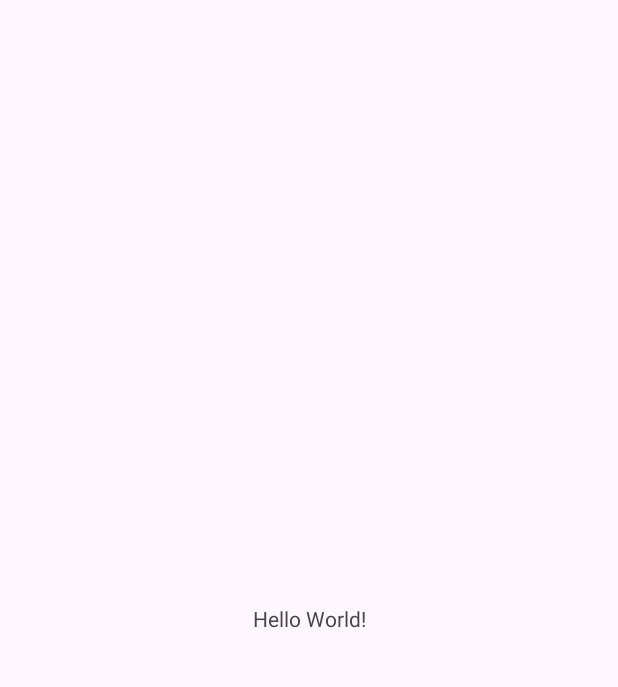
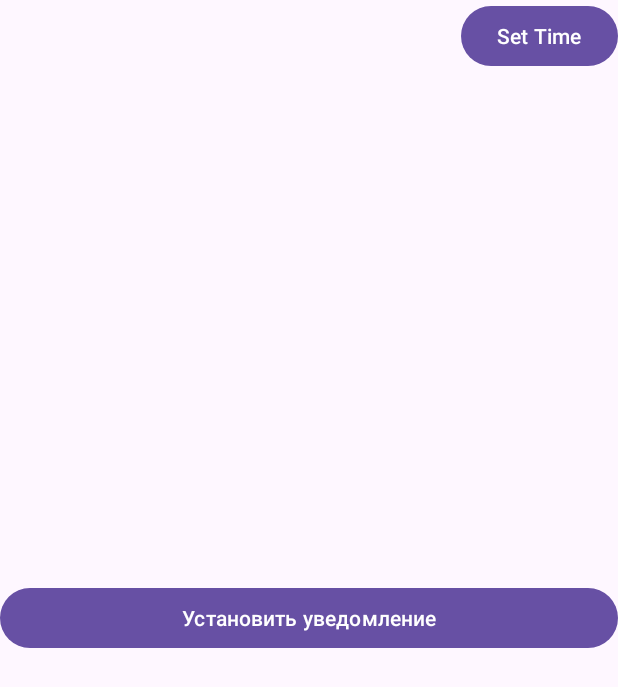
Before and after one commit to Rimpect/RPM_lab6, an Android app: the screen it shows after launch (MainActivity), on a phone screen of 412 x 824 dp. Before the commit the part shown is almost empty. Shown: the top 687 px of the screen. Run offline under Robolectric (Android 15) with nearby library versions, the phone set to English and light mode, and no system bars.

```diff
--- a/app/src/main/java/com/example/laba6/MainActivity.java
+++ b/app/src/main/java/com/example/laba6/MainActivity.java
@@ -1,14 +1,93 @@
 package com.example.laba6;
 
+import android.app.NotificationChannel;
+import android.app.NotificationManager;
+import android.os.Build;
+import android.os.Bundle;
+import android.os.Handler;
+import android.view.View;
+import android.widget.Button;
 import androidx.appcompat.app.AppCompatActivity;
-
-import android.os.Bundle;
+import androidx.core.app.NotificationCompat;
 
 public class MainActivity extends AppCompatActivity {
+
+    private static final String CHANNEL_ID = "default_channel";
+    private static final int NOTIFICATION_DELAY_MS = 5000; // Задержка в 5 секунд
+
+    private Button button;
+    private Handler handler;
 
     @Override
     protected void onCreate(Bundle savedInstanceState) {
         super.onCreate(savedInstanceState);
         setContentView(R.layout.activity_main);
+
+        button = findViewById(R.id.setNotificationButton);
+        button.setOnClickListener(new View.OnClickListener() {
+            @Override
+            public void onClick(View v) {
+                // Проверяем, есть ли разрешение на отображение уведомлений
+                if (Build.VERSION.SDK_INT >= Build.VERSION_CODES.TIRAMISU) {
+                    // Для Android 13 и выше
+                    if (getSystemService(NotificationManager.class).areNotificationsEnabled()) {
+                        scheduleNotification();
+                    } else {
+                        // Обработка случая, когда уведомления отключены
+                    }
+                } else {
+                    // Для старых версий Android
+                    scheduleNotification();
+                }
+            }
+        });
+
+        // Создаем канал уведомлений
+        createNotificationChannel();
+
+        // Инициализируем Handler
+        handler = new Handler();
+    }
+
+    private void createNotificationChannel() {
+        // Создаем канал для уведомлений
+        if (Build.VERSION.SDK_INT >= Build.VERSION_CODES.O) {
+            CharSequence name = getString(R.string.channel_name);
+            String description = getString(R.string.channel_description);
+            int importance = NotificationManager.IMPORTANCE_DEFAULT;
+            NotificationChannel channel = new NotificationChannel(CHANNEL_ID, name, importance);
+            channel.setDescription(description);
+            // Регистрируем канал в системе
+            NotificationManager notificationManager = getSystemService(NotificationManager.class);
+            notificationManager.createNotificationChannel(channel);
+        }
+    }
+
+    private void scheduleNotification() {
+        // Откладываем отправку уведомления на 5 секунд
+        handler.postDelayed(new Runnable() {
+            @Override
+            public void run() {
+                sendNotification();
+            }
+        }, NOTIFICATION_DELAY_MS);
+    }
+
+    private void sendNotification() {
+        NotificationCompat.Builder builder = new NotificationCompat.Builder(this, CHANNEL_ID)
+                .setSmallIcon(R.mipmap.ic_launcher)
+                .setContentTitle("Уведомление")
+                .setContentText("Это уведомление появилось после нажатия кнопки")
+                .setPriority(NotificationCompat.PRIORITY_DEFAULT);
+
+        NotificationManager notificationManager = getSystemService(NotificationManager.class);
+        notificationManager.notify(1, builder.build());
+    }
+
+    @Override
+    protected void onDestroy() {
+        super.onDestroy();
+        // Отменяем все задачи в очереди Handler'а при уничтожении активности
+        handler.removeCallbacksAndMessages(null);
     }
 }
--- a/app/src/main/res/layout/activity_main.xml
+++ b/app/src/main/res/layout/activity_main.xml
@@ -6,13 +6,21 @@
     android:layout_height="match_parent"
     tools:context=".MainActivity">
 
-    <TextView
+    <Button
+        android:id="@+id/setNotificationButton"
+        android:layout_width="0dp"
+        android:layout_height="wrap_content"
+        android:text="Установить уведомление"
+        app:layout_constraintStart_toStartOf="parent"
+        app:layout_constraintEnd_toEndOf="parent"
+        app:layout_constraintTop_toTopOf="parent"
+        app:layout_constraintBottom_toBottomOf="parent" />
+    <Button
+
+        android:id="@+id/setTimeButton"
         android:layout_width="wrap_content"
         android:layout_height="wrap_content"
-        android:text="Hello World!"
-        app:layout_constraintBottom_toBottomOf="parent"
         app:layout_constraintEnd_toEndOf="parent"
-        app:layout_constraintStart_toStartOf="parent"
-        app:layout_constraintTop_toTopOf="parent" />
-
+        app:layout_constraintTop_toTopOf="parent"
+        android:text="Set Time" />
 </androidx.constraintlayout.widget.ConstraintLayout>
--- a/app/src/main/res/values/strings.xml
+++ b/app/src/main/res/values/strings.xml
@@ -1,3 +1,5 @@
 <resources>
     <string name="app_name">laba6</string>
+    <string name="channel_name">Default Channel</string>
+    <string name="channel_description">Описание канала уведомлений по умолчанию</string>
 </resources>
```
Also changed, not shown: app/src/main/AndroidManifest.xml (+12 -1 lines).
